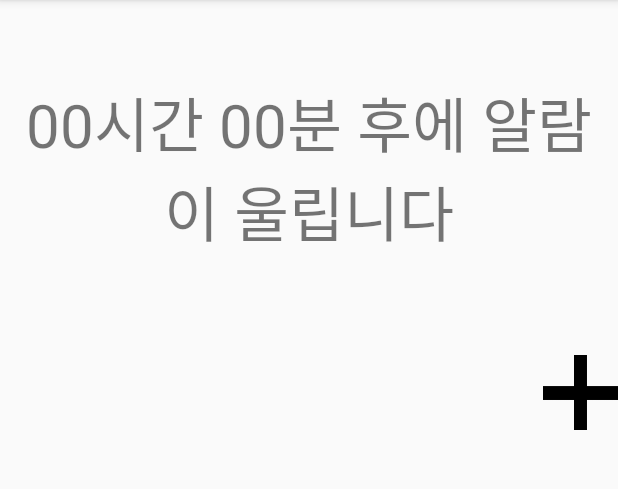
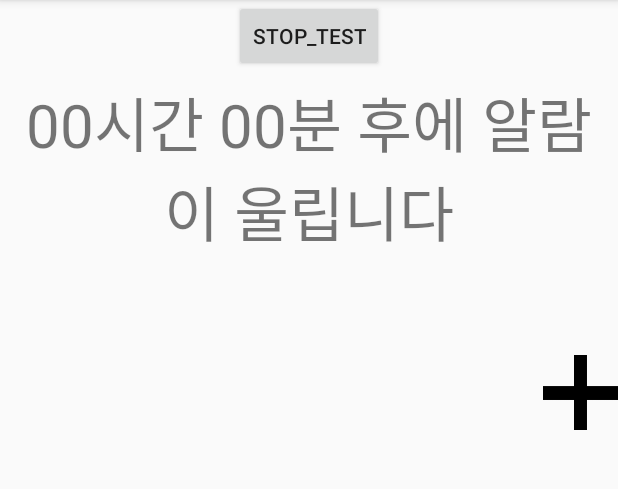
Before and after one commit to inhohyun/alarm-call, an Android app: the screen it shows after launch (Maintest_Activity), on a phone screen of 412 x 824 dp, the part 84-573 px from its top. Run offline under Robolectric (Android 15) with nearby library versions, the phone set to English and light mode, and no system bars; our stand-ins replace Room's generated code.

Commit message:
stop입력시 알람중지 구현 예정

```diff
--- a/app/src/main/java/com/shoppi/alarm/MainActivity.java
+++ b/app/src/main/java/com/shoppi/alarm/activity/MainActivity.java
@@ -1,4 +1,4 @@
-package com.shoppi.alarm;
+package com.shoppi.alarm.activity;
 
 import androidx.annotation.RequiresApi;
 import androidx.appcompat.app.AppCompatActivity;
@@ -15,6 +15,7 @@ import android.widget.Button;
 import android.widget.TimePicker;
 import android.widget.Toast;
 
+import com.shoppi.alarm.activity.Maintest_Activity;
 import com.shoppi.alarm.db.Alarm;
 import com.shoppi.alarm.db.AlarmDao;
 import com.shoppi.alarm.db.AlarmDatabase;
@@ -199,10 +200,12 @@ public class MainActivity extends AppCompatActivity {
 
 
     }
+    //알람을 중지하는 메소드, ringactivity에서 호출
     public void stop(){
         if (this.pendingIntent == null){
             return;
         }
+        //off로 바꿔서 알람리시버->service로 호출
         this.alarmmanager.cancel(this.pendingIntent);
         Intent intent = new Intent(context, AlarmReceiver.class);
         intent.putExtra("state", "off");
--- a/app/src/main/java/com/shoppi/alarm/Maintest_Activity.java
+++ b/app/src/main/java/com/shoppi/alarm/activity/Maintest_Activity.java
@@ -1,4 +1,4 @@
-package com.shoppi.alarm;
+package com.shoppi.alarm.activity;
 
 import android.content.Intent;
 import android.graphics.Bitmap;
@@ -12,8 +12,6 @@ import android.widget.Button;
 
 import androidx.annotation.Nullable;
 import androidx.appcompat.app.AppCompatActivity;
-import androidx.fragment.app.Fragment;
-import androidx.fragment.app.FragmentTransaction;
 import androidx.lifecycle.Observer;
 import androidx.recyclerview.widget.ItemTouchHelper;
 import androidx.recyclerview.widget.LinearLayoutManager;
@@ -30,10 +28,16 @@ import java.util.List;
 //메인화면, 화면에 위젯들 띄우는 역할
 public class Maintest_Activity extends AppCompatActivity {
     private Button set_button;
+    private Button stop_test;
+
+
+
+
     private RecyclerAdapter adapter;
     private RecyclerView recyclerView;
     private Paint p = new Paint();
     private AlarmDatabase db;
+
     //설정화면을 위한 변수
     private final int Fragment1 =0;
 
@@ -60,24 +64,35 @@ public class Maintest_Activity extends AppCompatActivity {
         super.onCreate(savedInstanceState);
         setContentView(R.layout.alam_main);
         WheaterActivity.InitContext(this);
-
 //        WheaterActivity w = new WheaterActivity();
 //        w.Start();
 
-
-
         set_button=   (Button)findViewById(R.id.alam_plus_btn);
         recyclerView = (RecyclerView) findViewById(R.id.rv_view);
+
+        stop_test = (Button) findViewById(R.id.stop_test);
         initSwipe();
+
+        stop_test.setOnClickListener(new View.OnClickListener() {
+            @Override
+            public void onClick(View view) {
+                Intent stopIntent = new Intent(getApplicationContext(), RingActivity.class);
+                startActivity(stopIntent);
+            }
+        });
 
         //플러스 버튼 클릭시
         set_button.setOnClickListener(new View.OnClickListener() {
             @Override
             public void onClick(View view) {
+                //service 테스트용 intent
+//                Intent test_intent = new Intent(getApplicationContext(), RingtonePlayingService.class);
+//                startService(test_intent);
+
                 Intent intent = new Intent(getApplicationContext(), MainActivity.class);
                 startActivity(intent);
 
-                //설정화면 호출
+                //설정화면 호출(fragment)
 //                FragmentView(Fragment1);
 
             }
@@ -107,15 +122,15 @@ public class Maintest_Activity extends AppCompatActivity {
 
     }
 
-    //설정화면 호출 메소드
-    private void FragmentView(int Fragment) {
-        FragmentTransaction transaction = getSupportFragmentManager().beginTransaction();
-
-        Fragment1 fragment = new Fragment1();
-        transaction.replace(R.id.fragment_container, fragment);
-        transaction.commit();
-
-    }
+//    //설정화면 호출 메소드
+//    private void FragmentView(int Fragment) {
+//        FragmentTransaction transaction = getSupportFragmentManager().beginTransaction();
+//
+//        Fragment1 fragment = new Fragment1();
+//        transaction.replace(R.id.fragment_container, fragment);
+//        transaction.commit();
+//
+//    }
 
 
     //스와이프로 삭제
--- a/app/src/main/res/layout-v23/alam_main.xml
+++ b/app/src/main/res/layout-v23/alam_main.xml
@@ -16,6 +16,15 @@
             android:layout_width="match_parent"
             android:layout_height="match_parent">
 
+            <Button
+                android:id="@+id/stop_test"
+                android:layout_width="wrap_content"
+                android:layout_height="wrap_content"
+                app:layout_constraintEnd_toEndOf="parent"
+                app:layout_constraintStart_toStartOf="parent"
+                android:text="stop_test"
+                app:layout_constraintTop_toBottomOf="@id/fastest_alam_text"
+                app:layout_constraintTop_toTopOf="parent" />
             <TextView
                 android:id="@+id/fastest_alam_text"
                 android:layout_width="wrap_content"
--- a/app/src/main/res/layout/activity_main.xml
+++ b/app/src/main/res/layout/activity_main.xml
@@ -5,7 +5,7 @@
     android:layout_width="match_parent"
     android:layout_height="match_parent"
     android:orientation="vertical"
-    tools:context="com.shoppi.alarm.MainActivity">
+    tools:context="com.shoppi.alarm.activity.MainActivity">
 
     <TimePicker
         android:layout_width="wrap_content"
--- a/app/src/main/res/layout/alam_tap.xml
+++ b/app/src/main/res/layout/alam_tap.xml
@@ -10,7 +10,6 @@
         android:layout_height="220dp"
         android:layout_marginTop="136dp"
         android:background="@drawable/button_tap"
-
         android:textSize="40sp"
         app:layout_constraintEnd_toEndOf="parent"
         app:layout_constraintHorizontal_bias="0.445"
@@ -22,7 +21,7 @@
         android:layout_width="160dp"
         android:layout_height="54dp"
         android:layout_marginTop="40dp"
-
+        android:text="알람 종료 화면"
         android:gravity="center"
         android:textSize="30sp"
         app:layout_constraintEnd_toEndOf="parent"
```
Also changed, not shown: app/src/main/AndroidManifest.xml (+4 -4 lines), app/src/main/java/com/shoppi/alarm/Fragment1.java (+1 -8 lines), app/src/main/java/com/shoppi/alarm/RingtonePlayingService.java (deleted, +0 -122 lines), app/src/main/java/com/shoppi/alarm/activity/RingActivity.java (renamed from app/src/main/java/com/shoppi/alarm/RingActivity.java, +8 -5 lines), app/src/main/java/com/shoppi/alarm/manage/AlarmReceiver.java (+4 -13 lines), app/src/main/java/com/shoppi/alarm/service/RingtonePlayingService.java (added, +137 -0 lines), app/src/main/res/layout/running.xml (added, +12 -0 lines).
